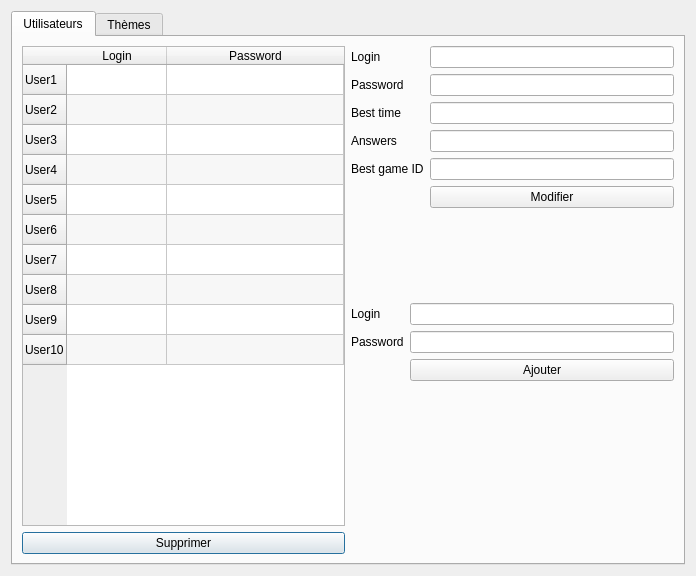
Qt form menuprincipal.ui (G4bleb/salt-n-pepper) before a commit.
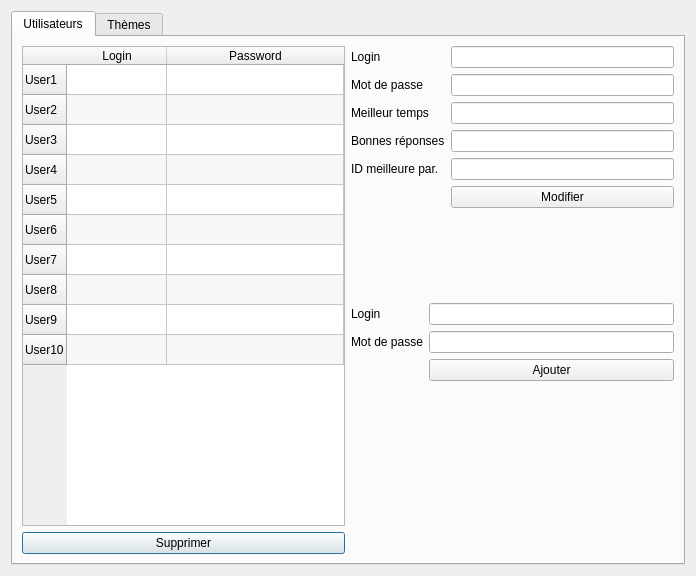
The same form after that commit. The open tabs and pages were chosen to show the change.

What changed in the file:
```diff
--- a/menuprincipal.ui
+++ b/menuprincipal.ui
@@ -140,7 +140,7 @@
              <item row="1" column="0">
               <widget class="QLabel" name="label_12">
                <property name="text">
-                <string>Password</string>
+                <string>Mot de passe</string>
                </property>
               </widget>
              </item>
@@ -150,7 +150,7 @@
              <item row="2" column="0">
               <widget class="QLabel" name="label_13">
                <property name="text">
-                <string>Best time</string>
+                <string>Meilleur temps</string>
                </property>
               </widget>
              </item>
@@ -160,7 +160,7 @@
              <item row="3" column="0">
               <widget class="QLabel" name="label_14">
                <property name="text">
-                <string>Answers</string>
+                <string>Bonnes réponses</string>
                </property>
               </widget>
              </item>
@@ -170,7 +170,7 @@
              <item row="4" column="0">
               <widget class="QLabel" name="label_15">
                <property name="text">
-                <string>Best game ID</string>
+                <string>ID meilleure par.</string>
                </property>
               </widget>
              </item>
@@ -201,7 +201,7 @@
              <item row="1" column="0">
               <widget class="QLabel" name="label_17">
                <property name="text">
-                <string>Password</string>
+                <string>Mot de passe</string>
                </property>
               </widget>
              </item>
```
Left out of the diff: 14 changed lines with no effect on the pictures.
